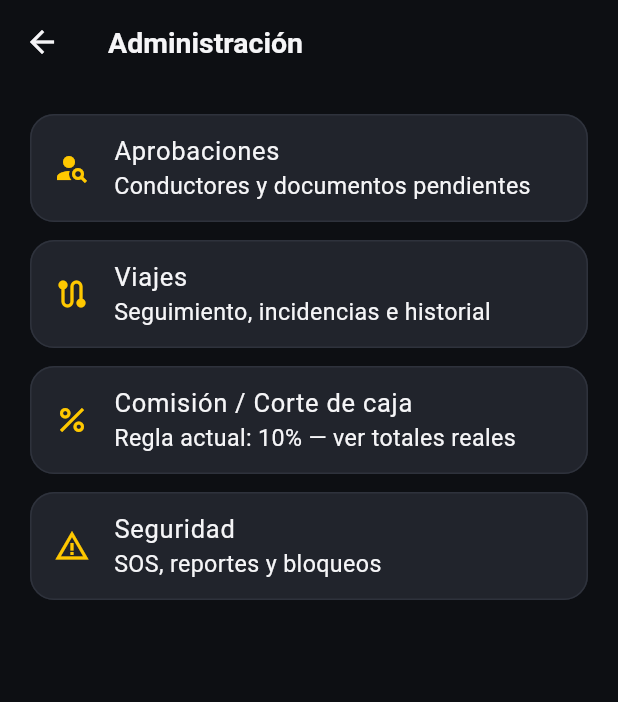
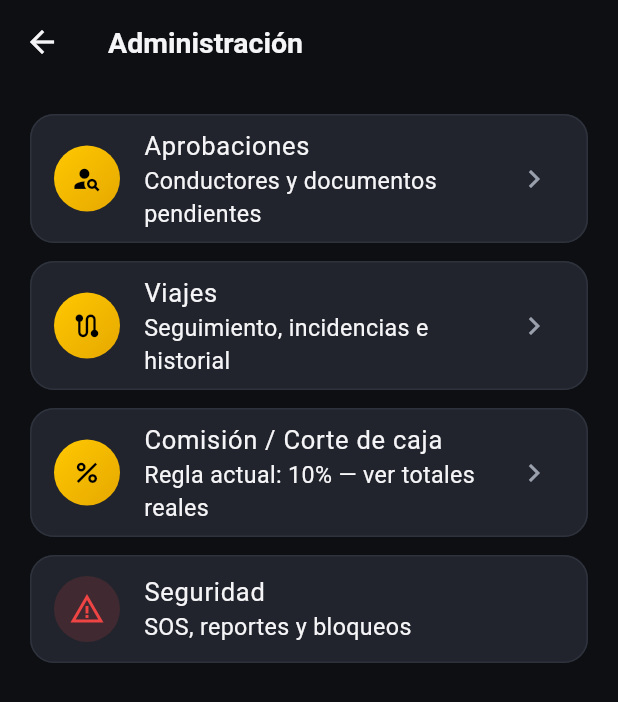
Before and after one commit to ja121680-lang/MOTO-MX, a Flutter app: the AdminScreen screen opened by its route, on a phone screen of 412 x 824 dp. Shown: the top 702 px of the screen. Run offline on Flutter 3.47's test engine with Material 3 defaults, Android fonts, the phone set to English and light mode, and no system bars; our stand-ins replace geolocator, image_picker, local_auth, shared_preferences, supabase_flutter; accounts and stored records are empty.

Commit message:
Rediseño visual GA APP STANDARD 2026 (fase 2): resto de pantallas MotoMX
Solo presentación — ninguna lógica, ruta, servicio ni dato cambia.

Aplica el mismo lenguaje visual (espaciado, radios, tipografía,
insignias con degradado, encabezados de sección) a: Conductores
cercanos, Historial, Calificar viaje, Pago, Corte de caja,
Administración, Cotización, Retiro, Bloqueo/PIN y Aviso de privacidad.
Con esto MotoMX queda uniforme en todas sus pantallas.

```diff
--- a/motogo_mx_starter/lib/screens/admin_screen.dart
+++ b/motogo_mx_starter/lib/screens/admin_screen.dart
@@ -1,6 +1,7 @@
 import 'package:flutter/material.dart';
 
 import '../config/pricing_config.dart';
+import '../theme/app_theme.dart';
 
 class AdminScreen extends StatelessWidget {
   const AdminScreen({super.key});
@@ -10,45 +11,50 @@ class AdminScreen extends StatelessWidget {
     final feePct = (PricingConfig.platformFeeRate * 100).toStringAsFixed(0);
     return Scaffold(
       appBar: AppBar(title: const Text('Administración')),
-      body: Padding(
-        padding: const EdgeInsets.all(20),
-        child: Column(
-          crossAxisAlignment: CrossAxisAlignment.stretch,
+      body: ListView(
+        padding: const EdgeInsets.all(AppSpace.xl),
         children: [
           Card(
             child: ListTile(
-                leading: const Icon(Icons.person_search),
+              leading: const GradientIconBadge(icon: Icons.person_search, size: 44),
               title: const Text('Aprobaciones'),
               subtitle: const Text('Conductores y documentos pendientes'),
+              trailing: const Icon(Icons.chevron_right, color: AppTheme.textMuted),
               onTap: () => Navigator.pushNamed(context, '/driver-approval'),
             ),
           ),
           Card(
             child: ListTile(
-                leading: const Icon(Icons.route),
+              leading: const GradientIconBadge(icon: Icons.route, size: 44),
               title: const Text('Viajes'),
               subtitle: const Text('Seguimiento, incidencias e historial'),
+              trailing: const Icon(Icons.chevron_right, color: AppTheme.textMuted),
               onTap: () => Navigator.pushNamed(context, '/history'),
             ),
           ),
           Card(
             child: ListTile(
-                leading: const Icon(Icons.percent),
+              leading: const GradientIconBadge(icon: Icons.percent, size: 44),
               title: const Text('Comisión / Corte de caja'),
               subtitle: Text('Regla actual: $feePct% — ver totales reales'),
+              trailing: const Icon(Icons.chevron_right, color: AppTheme.textMuted),
               onTap: () => Navigator.pushNamed(context, '/corte-de-caja'),
             ),
           ),
-            const Card(
+          Card(
             child: ListTile(
-                leading: Icon(Icons.warning_amber),
-                title: Text('Seguridad'),
-                subtitle: Text('SOS, reportes y bloqueos'),
+              leading: Container(
+                width: 44,
+                height: 44,
+                decoration: BoxDecoration(color: AppTheme.error.withOpacity(0.15), shape: BoxShape.circle),
+                child: const Icon(Icons.warning_amber, color: AppTheme.error),
+              ),
+              title: const Text('Seguridad'),
+              subtitle: const Text('SOS, reportes y bloqueos'),
             ),
           ),
         ],
       ),
-      ),
     );
   }
 }
--- a/motogo_mx_starter/lib/screens/trip_history_screen.dart
+++ b/motogo_mx_starter/lib/screens/trip_history_screen.dart
@@ -30,9 +30,9 @@ class TripHistoryScreen extends StatelessWidget {
     return Scaffold(
       appBar: AppBar(title: const Text('Historial de viajes')),
       body: ListView.separated(
-        padding: const EdgeInsets.all(16),
+        padding: const EdgeInsets.all(AppSpace.lg),
         itemCount: trips.length,
-        separatorBuilder: (_, __) => const SizedBox(height: 8),
+        separatorBuilder: (_, __) => const SizedBox(height: AppSpace.sm),
         itemBuilder: (_, index) {
           final trip = trips[index];
           final status = trip['status'] as String;
```
Also changed, not shown: motogo_mx_starter/lib/screens/corte_de_caja_screen.dart (+5 -5 lines), motogo_mx_starter/lib/screens/fare_preview_screen.dart (+8 -7 lines), motogo_mx_starter/lib/screens/lock_screen.dart (+2 -5 lines), motogo_mx_starter/lib/screens/nearby_drivers_screen.dart (+5 -4 lines), motogo_mx_starter/lib/screens/payment_screen.dart (+4 -4 lines), motogo_mx_starter/lib/screens/privacy_consent_screen.dart (+5 -5 lines), motogo_mx_starter/lib/screens/rating_screen.dart (+7 -11 lines), motogo_mx_starter/lib/screens/withdrawal_screen.dart (+41 -15 lines), motogo_mx_starter/webdeploy/assets/fonts/MaterialIcons-Regular.otf, 3 other files. Lines whose indentation alone changed are shown as unchanged.
